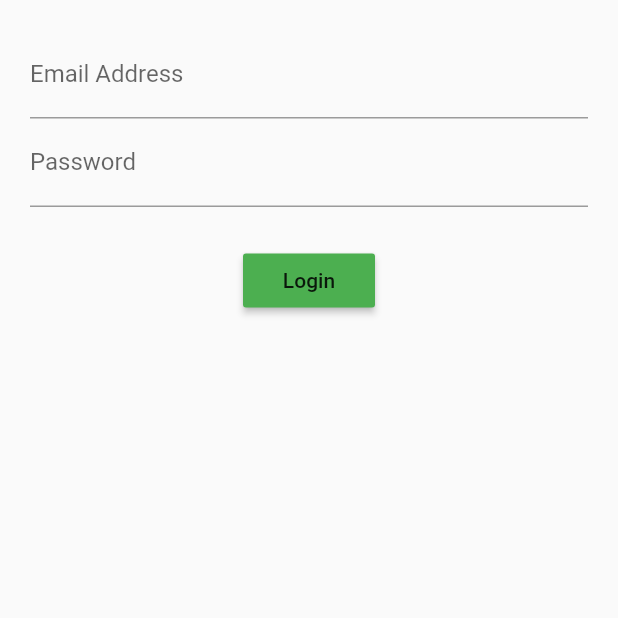
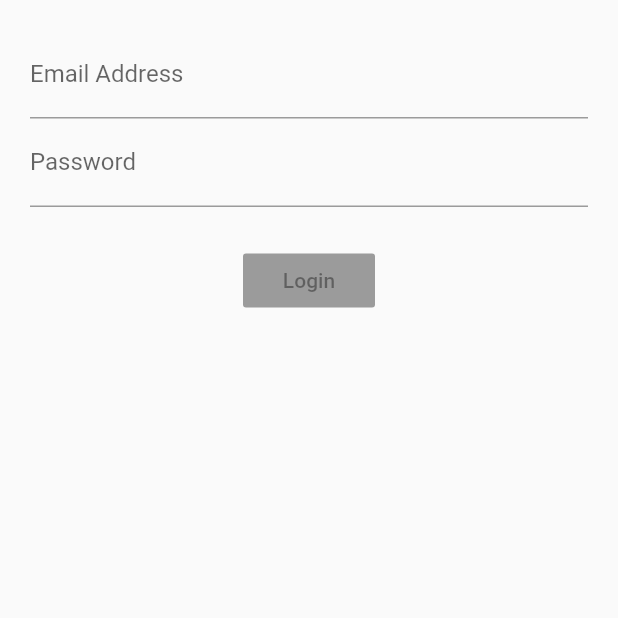
Before and after one commit to th0mps0nty/flutter_login_BLOC, a Flutter app: the screen it shows after launch, on a phone screen of 412 x 824 dp, the top half of it. Run offline on Flutter 3.47's test engine with Material 2 defaults, Android fonts, the phone set to English and light mode, and no system bars; our stand-ins replace rxdart.

```diff
--- a/lib/src/blocs/bloc.dart
+++ b/lib/src/blocs/bloc.dart
@@ -1,13 +1,16 @@
 import 'dart:async';
 import 'validators.dart';
+import 'package:rxdart/rxdart.dart';
 
 class Bloc with Validators {
-  final _email = StreamController<String>();
-  final _password = StreamController<String>();
+  final _email = StreamController<String>.broadcast();
+  final _password = StreamController<String>.broadcast();
 
 // Add data to stream
   Stream<String> get email => _email.stream.transform(validateEmail);
   Stream<String> get password => _password.stream.transform(validatePassword);
+  Stream<bool> get submitValid =>
+      Rx.combineLatest2(email, password, (e, p) => true);
 
 // Change data
   Function(String) get changeEmail => _email.sink.add;
--- a/lib/src/screens/login_screen.dart
+++ b/lib/src/screens/login_screen.dart
@@ -13,7 +13,7 @@ class LoginScreen extends StatelessWidget {
           emailField(bloc),
           passwordField(bloc),
           Container(margin: EdgeInsets.only(top: 25.0)),
-          submitButton(),
+          submitButton(bloc),
         ],
       ),
     );
@@ -52,11 +52,20 @@ class LoginScreen extends StatelessWidget {
     );
   }
 
-  Widget submitButton() {
-    return RaisedButton(
-      onPressed: () {},
-      child: Text('Login'),
-      color: Colors.green,
+  Widget submitButton(Bloc bloc) {
+    return StreamBuilder(
+      stream: bloc.submitValid,
+      builder: (context, snapshot) {
+        return RaisedButton(
+          onPressed: snapshot.hasData
+              ? () {
+                  print('Hi There!');
+                }
+              : null,
+          child: Text('Login'),
+          color: Colors.green,
+        );
+      },
     );
   }
 }
--- a/pubspec.yaml
+++ b/pubspec.yaml
@@ -28,6 +28,7 @@ dependencies:
   # The following adds the Cupertino Icons font to your application.
   # Use with the CupertinoIcons class for iOS style icons.
   cupertino_icons: ^1.0.0
+  rxdart: ^0.24.1
 
 dev_dependencies:
   flutter_test:
```
Also changed, not shown: pubspec.lock.
